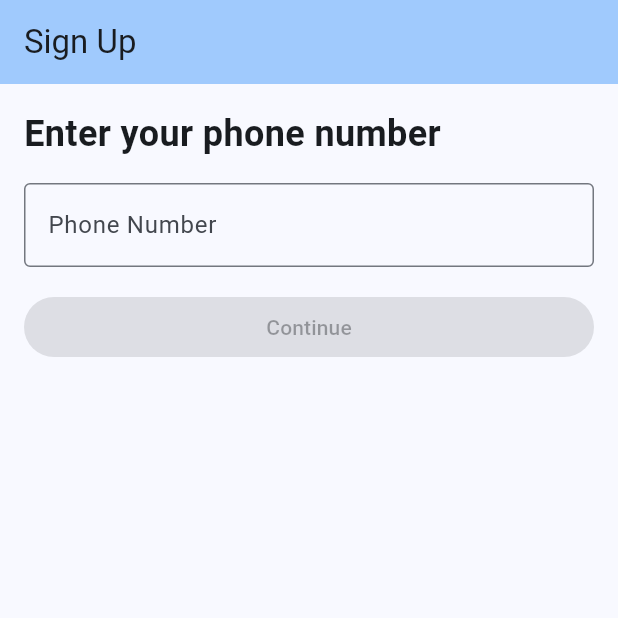
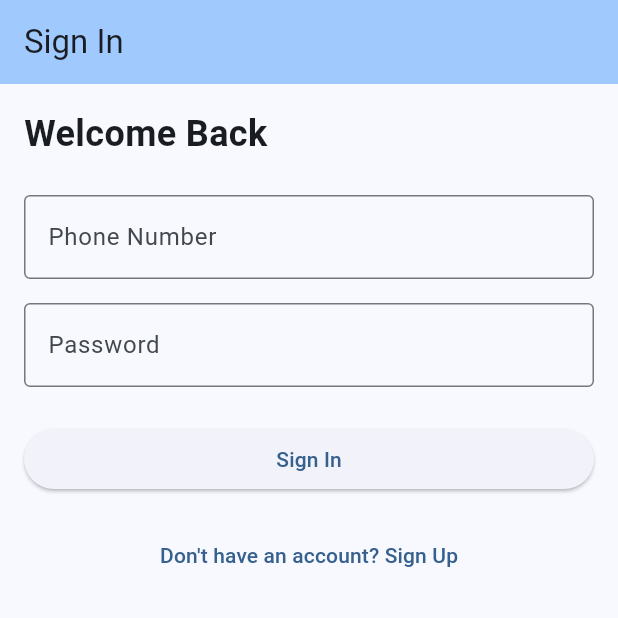
Before and after one commit to lucasdengcn/flutter-starter-demo, a Flutter app: the screen it shows after launch, on a phone screen of 412 x 824 dp, the top half of it. Run offline on Flutter 3.47's test engine with Material 3 defaults, Android fonts, the light colour scheme and no system bars; our stand-ins replace get_it, go_router.

Commit message:
feat(signin): add signin feature with viewmodel, service, and screen
Implement the sign-in functionality, including the SigninViewModel, SigninAuthService, and SigninScreen. This includes user authentication, navigation to the prayer screen, and error handling. The initial route is also updated to '/signin'.

```diff
--- /dev/null
+++ b/lib/features/signin/viewmodels/signin_viewmodel.dart
@@ -0,0 +1,112 @@
+import '../../../global/services/navigation_service.dart';
+import '../../../global/viewmodels/base_viewmodel.dart';
+import '../services/auth_service.dart';
+
+class SigninViewModel extends BaseViewModel {
+  final SigninAuthService _authService;
+  final NavigationService _navigationService;
+
+  SigninViewModel({
+    required SigninAuthService authService,
+    required NavigationService navigationService,
+  }) : _authService = authService,
+       _navigationService = navigationService;
+
+  String _phoneNumber = '';
+  String _password = '';
+  String _errorMessage = '';
+  bool _isLoading = false;
+
+  // Getters
+  String get phoneNumber => _phoneNumber;
+  String get password => _password;
+  @override
+  String get errorMessage => _errorMessage;
+  @override
+  bool get isLoading => _isLoading;
+
+  // Setters with validation
+  void setPhoneNumber(String value) {
+    _phoneNumber = value.trim();
+    _errorMessage = '';
+    notifyListeners();
+  }
+
+  void setPassword(String value) {
+    _password = value.trim();
+    _errorMessage = '';
+    notifyListeners();
+  }
+
+  // Phone number validation
+  bool isValidPhoneNumber() {
+    return _phoneNumber.length >= 10 && int.tryParse(_phoneNumber) != null;
+  }
+
+  // Sign in
+  Future<bool> signin() async {
+    if (!isValidPhoneNumber()) {
+      _errorMessage = 'Please enter a valid phone number';
+      notifyListeners();
+      return false;
+    }
+
+    if (_password.isEmpty) {
+      _errorMessage = 'Please enter your password';
+      notifyListeners();
+      return false;
+    }
+
+    _isLoading = true;
+    notifyListeners();
+
+    try {
+      // First check if phone number exists
+      bool phoneExists = await _authService.checkPhoneNumberExists(
+        _phoneNumber,
+      );
+      if (!phoneExists) {
+        _errorMessage = 'Account not found. Please sign up first.';
+        return false;
+      }
+
+      // Then authenticate
+      bool success = await _authService.authenticateUser(
+        _phoneNumber,
+        _password,
+      );
+      if (success) {
+        _errorMessage = '';
+        navigateToPrayerScreen();
+      } else {
+        _errorMessage = 'Invalid credentials. Please try again.';
+      }
+      return success;
+    } catch (e) {
+      _errorMessage = 'An error occurred. Please try again.';
+      return false;
+    } finally {
+      _isLoading = false;
+      notifyListeners();
+    }
+  }
+
+  // Navigate to prayer screen
+  void navigateToPrayerScreen() {
+    _navigationService.navigateToReplacement('prayer');
+  }
+
+  // Navigate to signup screen
+  void navigateToSignupScreen() {
+    _navigationService.navigateToReplacement('signup');
+  }
+
+  // Reset state
+  void reset() {
+    _phoneNumber = '';
+    _password = '';
+    _errorMessage = '';
+    _isLoading = false;
+    notifyListeners();
+  }
+}
--- a/lib/global/providers/providers.dart
+++ b/lib/global/providers/providers.dart
@@ -1,6 +1,7 @@
 import 'package:provider/provider.dart';
 
 import '../../features/prayer/viewmodels/prayer_viewmodel.dart';
+import '../../features/signin/viewmodels/signin_viewmodel.dart';
 import '../../features/signup/viewmodels/signup_viewmodel.dart';
 import '../services/service_locator.dart';
 
@@ -9,6 +10,7 @@
     return [
       ChangeNotifierProvider(create: (_) => locator<PrayerViewModel>()),
       ChangeNotifierProvider(create: (_) => locator<SignupViewModel>()),
+      ChangeNotifierProvider(create: (_) => locator<SigninViewModel>()),
     ];
   }
 }
--- a/lib/global/routes/app_router.dart
+++ b/lib/global/routes/app_router.dart
@@ -2,17 +2,28 @@
 import 'package:provider/provider.dart';
 
 import '../../features/prayer/viewmodels/prayer_viewmodel.dart';
+import '../../features/signin/viewmodels/signin_viewmodel.dart';
 import '../../features/signup/viewmodels/signup_viewmodel.dart';
 import '../../global/services/service_locator.dart';
 import '../../screens/prayer/prayer_screen.dart';
+import '../../screens/signin/signin_screen.dart';
 import '../../screens/signup/signup_screen.dart';
 import '../services/navigation_service.dart';
 
 class AppRouter {
   static final router = GoRouter(
-    initialLocation: '/signup',
+    initialLocation: '/signin',
     navigatorKey: locator<NavigationService>().navigatorKey,
     routes: [
+      GoRoute(
+        path: '/signin',
+        name: 'signin',
+        builder:
+            (context, state) => ChangeNotifierProvider(
+              create: (_) => locator<SigninViewModel>(),
+              child: const SigninScreen(),
+            ),
+      ),
       GoRoute(
         path: '/signup',
         name: 'signup',
--- /dev/null
+++ b/lib/screens/signin/signin_screen.dart
@@ -0,0 +1,76 @@
+import 'package:flutter/material.dart';
+import 'package:provider/provider.dart';
+
+import '../../features/signin/viewmodels/signin_viewmodel.dart';
+
+class SigninScreen extends StatelessWidget {
+  const SigninScreen({super.key});
+
+  @override
+  Widget build(BuildContext context) {
+    return Consumer<SigninViewModel>(
+      builder: (context, viewModel, child) {
+        return Scaffold(
+          appBar: AppBar(
+            title: const Text('Sign In'),
+            backgroundColor: Theme.of(context).colorScheme.inversePrimary,
+          ),
+          body: Padding(
+            padding: const EdgeInsets.all(16.0),
+            child: Column(
+              crossAxisAlignment: CrossAxisAlignment.stretch,
+              children: [
+                if (viewModel.errorMessage.isNotEmpty)
+                  Padding(
+                    padding: const EdgeInsets.only(bottom: 16.0),
+                    child: Text(
+                      viewModel.errorMessage,
+                      style: const TextStyle(color: Colors.red),
+                    ),
+                  ),
+                const Text(
+                  'Welcome Back',
+                  style: TextStyle(fontSize: 24, fontWeight: FontWeight.bold),
+                ),
+                const SizedBox(height: 24),
+                TextField(
+                  keyboardType: TextInputType.phone,
+                  decoration: const InputDecoration(
+                    labelText: 'Phone Number',
+                    hintText: 'Enter your phone number',
+                    border: OutlineInputBorder(),
+                  ),
+                  onChanged: viewModel.setPhoneNumber,
+                ),
+                const SizedBox(height: 16),
+                TextField(
+                  obscureText: true,
+                  decoration: const InputDecoration(
+                    labelText: 'Password',
+                    hintText: 'Enter your password',
+                    border: OutlineInputBorder(),
+                  ),
+                  onChanged: viewModel.setPassword,
+                ),
+                const SizedBox(height: 24),
+                ElevatedButton(
+                  onPressed:
+                      viewModel.isLoading ? null : () => viewModel.signin(),
+                  child:
+                      viewModel.isLoading
+                          ? const CircularProgressIndicator()
+                          : const Text('Sign In'),
+                ),
+                const SizedBox(height: 16),
+                TextButton(
+                  onPressed: () => viewModel.navigateToSignupScreen(),
+                  child: const Text('Don\'t have an account? Sign Up'),
+                ),
+              ],
+            ),
+          ),
+        );
+      },
+    );
+  }
+}
```
Also changed, not shown: lib/features/signin/services/auth_service.dart (added, +50 -0 lines), lib/global/services/service_locator.dart (+9 -0 lines).
